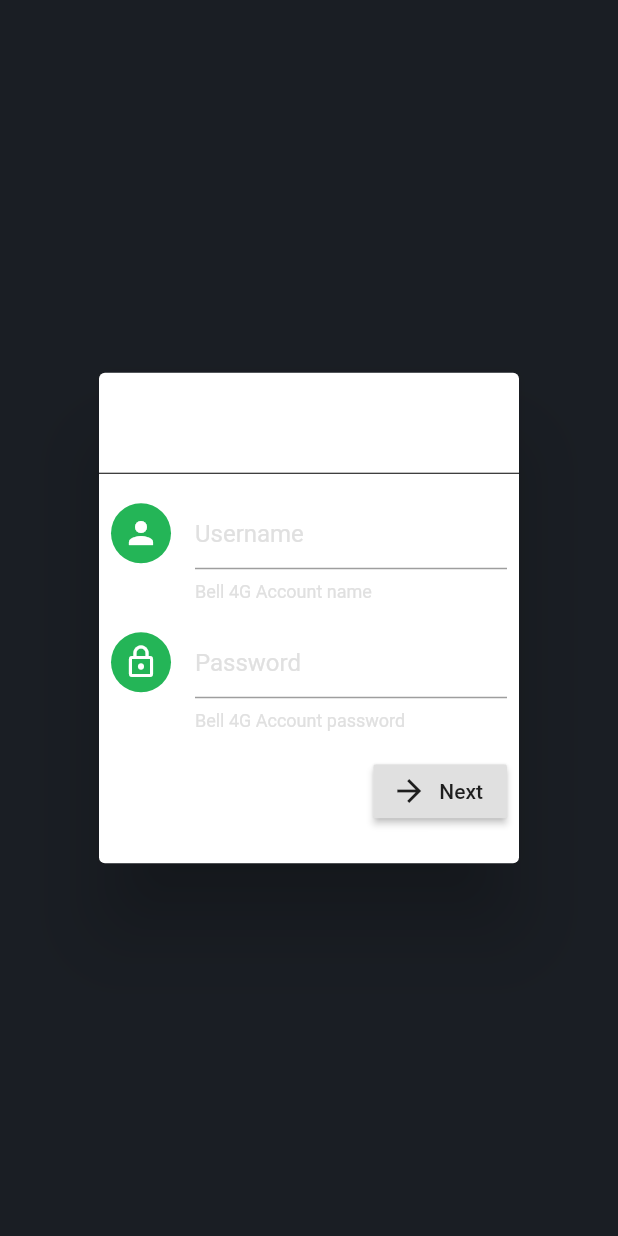
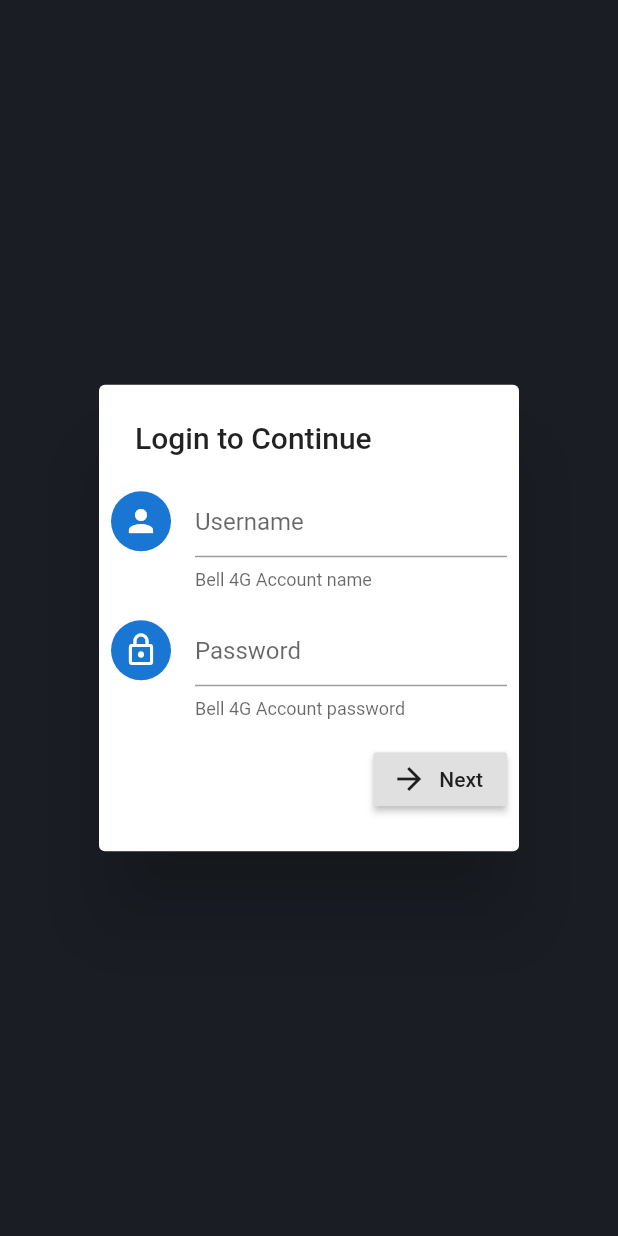
Before and after one commit to DinithHerath/bell4g-usage-app, a Flutter app: the screen it shows after launch, on a phone screen of 412 x 824 dp. Run offline on Flutter 3.47's test engine with Material 2 defaults, Android fonts, the phone set to English and light mode, and no system bars; our stand-ins replace flutter_secure_storage, font_awesome_flutter, rxdart; missing offline and left inert: flutter_circular_chart.

Commit message:
Implemented BLoC pattern in Login window

```diff
--- /dev/null
+++ b/lib/browser/browser.dart
@@ -0,0 +1,62 @@
+import 'dart:async';
+
+import 'package:http/http.dart' as http;
+import 'package:meta/meta.dart';
+
+class Browser {
+  final http.Client _httpClient = http.Client();
+  final Map<String, String> _headers;
+
+  Map<String, String> get cookies => this._headers;
+
+  static const String postUrl = "http://www.lankabell.com/lte/home1.jsp";
+  static const String usageUrl = "http://www.lankabell.com/lte/usage.jsp";
+  static const Duration _kRequestTimeoutDuration = Duration(seconds: 5);
+
+  Browser(this._headers);
+
+  factory Browser.createNew() => Browser(Map());
+  factory Browser.fromCookies(Map<String, String> cookies) => Browser(cookies);
+
+  /// Send a GET request to the server.
+  /// Default headers will be used.
+  /// Results will be returned.
+  Future<http.Response> pageGET({@required String url}) async {
+    return await this
+        ._httpClient
+        .get(url, headers: this._headers)
+        .timeout(_kRequestTimeoutDuration);
+  }
+
+  /// Send a POST Request to the server.
+  /// Default headers will be used.
+  /// Result will be returned.
+  Future<http.Response> pagePOST(
+      {@required String url,
+      @required Map body,
+      bool saveCookies = true}) async {
+    http.Response response = await this
+        ._httpClient
+        .post(url, body: body, headers: this._headers)
+        .timeout(_kRequestTimeoutDuration);
+
+    // Save the cookie
+    if (saveCookies) updateCookies(response);
+
+    return response;
+  }
+
+  /// Based on answer in :
+  /// https://stackoverflow.com/questions/50299253/flutter-http-maintain-php-session
+  ///
+  /// Updates cookies by response data.
+  /// **Important since server won't remember this client otherwise.**
+  void updateCookies(http.Response response) {
+    String rawCookie = response.headers['set-cookie'];
+    if (rawCookie != null) {
+      int index = rawCookie.indexOf(';');
+      this._headers['cookie'] =
+          (index == -1) ? rawCookie : rawCookie.substring(0, index);
+    }
+  }
+}
--- a/lib/login.dart
+++ /dev/null
@@ -1,148 +0,0 @@
-import 'package:flutter/material.dart';
-
-import 'package:bell4g_app/colors.dart';
-import 'package:bell4g_app/browser.dart';
-
-class LoginPage extends StatefulWidget {
-  final VirtualBrowser browser;
-
-  LoginPage(this.browser, this.theme);
-  final ColorTheme theme;
-
-  @override
-  LoginPageState createState() => LoginPageState();
-}
-
-class LoginPageState extends State<LoginPage> {
-  @override
-  Widget build(BuildContext context) {
-    return _buildDialog();
-  }
-
-  /// Dialog builder. The main interface.
-  Widget _buildDialog() {
-    return Theme(
-      data: widget.theme.asTheme,
-      child: SimpleDialog(
-        children: <Widget>[
-          // Divider between title and Content
-          Divider(color: widget.theme.black),
-          // Username Text Field
-          Padding(
-            padding: EdgeInsets.all(8.0),
-            child: _buildTextBox(
-                hintText: "Username",
-                helperText: "Bell 4G Account name",
-                icon: Icons.person,
-                onSubmit: _handleTextSubmitted,
-                changeApplyFunc: (s) {
-                  this.username = s;
-                }),
-          ),
-          // Password Text Field
-          Padding(
-            padding: EdgeInsets.all(8.0),
-            child: _buildTextBox(
-                hintText: "Password",
-                helperText: "Bell 4G Account password",
-                icon: Icons.lock_outline,
-                isPassword: true,
-                onSubmit: _handleTextSubmitted,
-                changeApplyFunc: (s) {
-                  this.password = s;
-                }),
-          ),
-          // Button
-          _buildButton(),
-        ],
-        // Title
-        title: Text("Login to Continue"),
-      ),
-    );
-  }
-
-  /// Builds the button, Will contain a Progess Indicator inline.
-  /// It will show when [loading] is [true]
-  Widget _buildButton() {
-    return Padding(
-      padding: EdgeInsets.all(8.0),
-      child: Row(
-        mainAxisAlignment: MainAxisAlignment.end,
-        children: <Widget>[
-          Padding(
-            padding: EdgeInsets.only(right: 16.0),
-            child: loading
-                ? CircularProgressIndicator(
-                    valueColor:
-                        AlwaysStoppedAnimation(widget.theme.secondaryColor),
-                  )
-                : Container(),
-          ),
-          RaisedButton.icon(
-            icon: Icon(Icons.arrow_forward),
-            label: Text("Next"),
-            onPressed: _handleTextSubmitted,
-          ),
-        ],
-      ),
-    );
-  }
-
-  /// Builds a text box.
-  /// **Unknown reason causing adding a controller to clear text box when unfocused.**
-  /// So will use [onChange] to record changes.
-  /// So need to pass a function that will change outer variable value.
-  Widget _buildTextBox({
-    IconData icon,
-    String helperText,
-    String hintText,
-    bool isPassword = false,
-    Function onSubmit,
-    Function changeApplyFunc,
-  }) {
-    return TextField(
-      decoration: InputDecoration(
-          icon: CircleAvatar(
-              child: Icon(
-            icon,
-            color: widget.theme.white,
-          )),
-          hintText: hintText,
-          helperText: helperText,
-          errorText: this.wrongInputs ? "Invalid Username/Password" : null),
-      obscureText: isPassword,
-      onSubmitted: (s) => onSubmit(),
-      onChanged: changeApplyFunc,
-    );
-  }
-
-  /// When text submitted or button pressed.
-  void _handleTextSubmitted() async {
-    // Nothing entered
-    if (this.username == "" || this.password == "") {
-      return;
-    }
-    // Default state
-    setState(() {
-      wrongInputs = false;
-      loading = true;
-    });
-    // Log in
-    bool loggedIn = await widget.browser.logIn(this.username, this.password);
-    if (loggedIn) {
-      // Logged in, Pass true to parent.
-      Navigator.pop(context, true);
-    } else {
-      // login failed, display error messages.
-      setState(() {
-        wrongInputs = true;
-        loading = false;
-      });
-    }
-  }
-
-  bool wrongInputs = false;
-  bool loading = false;
-  String username = "";
-  String password = "";
-}
--- /dev/null
+++ b/lib/login/login.dart
@@ -0,0 +1,145 @@
+import 'package:flutter/material.dart';
+
+import 'package:bell4g_app/login/login_bloc.dart';
+
+class LoginPage extends StatefulWidget {
+  final LoginBLoC loginBloc = LoginBLoC(Map());
+
+  @override
+  LoginPageState createState() => LoginPageState();
+}
+
+class LoginPageState extends State<LoginPage> {
+  /// Dialog builder. The main interface.
+  @override
+  Widget build(BuildContext context) {
+    return SimpleDialog(
+      children: <Widget>[
+        // Divider between title and Content
+        _buildUsernameText(),
+        _buildPasswordText(),
+        _buildButton(),
+      ],
+      // Title
+      title: Text("Login to Continue"),
+    );
+  }
+
+  @override
+  void dispose() {
+    super.dispose();
+    widget.loginBloc.dispose();
+  }
+
+  /// Username Text Field
+  Widget _buildUsernameText() {
+    return StreamBuilder<String>(
+      stream: widget.loginBloc.getInvalidString,
+      builder: (_, invalidTextSnapshot) {
+        return TextBoxWidget(
+          hintText: "Username",
+          helperText: "Bell 4G Account name",
+          icon: Icons.person,
+          isPassword: false,
+          invalidText: invalidTextSnapshot?.data,
+          onSubmit: () => widget.loginBloc.logIn.add(false),
+          changeApplyFunc: (s) => widget.loginBloc.updateUsername.add(s),
+        );
+      },
+    );
+  }
+
+  /// Password Text Field
+  Widget _buildPasswordText() {
+    return StreamBuilder<String>(
+      stream: widget.loginBloc.getInvalidString,
+      builder: (_, invalidTextSnapshot) {
+        return TextBoxWidget(
+          hintText: "Password",
+          helperText: "Bell 4G Account password",
+          icon: Icons.lock_outline,
+          isPassword: true,
+          invalidText: invalidTextSnapshot?.data,
+          onSubmit: () => widget.loginBloc.logIn.add(false),
+          changeApplyFunc: (s) => widget.loginBloc.updatePassword.add(s),
+        );
+      },
+    );
+  }
+
+  /// Builds the button, Will contain a Progess Indicator inline.
+  /// It will show when [loading] is [true]
+  Widget _buildButton() {
+    return StreamBuilder<bool>(
+      stream: widget.loginBloc.getWhetherLoading,
+      builder: (_, isLoadingSnapshot) {
+        return Padding(
+          padding: EdgeInsets.all(8.0),
+          child: Row(
+            mainAxisAlignment: MainAxisAlignment.end,
+            children: <Widget>[
+              Padding(
+                padding: EdgeInsets.only(right: 16.0),
+                child:
+                    (isLoadingSnapshot?.data != null && isLoadingSnapshot.data)
+                        ? CircularProgressIndicator()
+                        : Container(),
+              ),
+              RaisedButton.icon(
+                icon: Icon(Icons.arrow_forward),
+                label: Text("Next"),
+                onPressed: () => widget.loginBloc.logIn.add(false),
+              ),
+            ],
+          ),
+        );
+      },
+    );
+  }
+}
+
+class TextBoxWidget extends StatefulWidget {
+  TextBoxWidgetState createState() => TextBoxWidgetState();
+
+  TextBoxWidget({
+    @required this.icon,
+    @required this.onSubmit,
+    @required this.changeApplyFunc,
+    this.helperText,
+    this.hintText,
+    this.isPassword = false,
+    this.invalidText = "",
+  });
+
+  final IconData icon;
+  final Function onSubmit;
+  final Function changeApplyFunc;
+  final String helperText;
+  final String hintText;
+  final bool isPassword;
+  final String invalidText;
+}
+
+/// Builds a text box.
+/// **Unknown reason causing adding a controller to clear text box when unfocused.**
+/// So will use [onChange] to record changes.
+/// So need to pass a function that will change outer variable value.
+class TextBoxWidgetState extends State<TextBoxWidget> {
+  @override
+  Widget build(BuildContext context) {
+    return Padding(
+      padding: EdgeInsets.all(8.0),
+      child: TextField(
+        decoration: InputDecoration(
+          icon: CircleAvatar(child: Icon(widget.icon)),
+          hintText: widget.hintText,
+          helperText: widget.helperText,
+          errorText: widget.invalidText != "" ? widget.invalidText : null,
+        ),
+        obscureText: widget.isPassword,
+        onSubmitted: (s) => widget.onSubmit(),
+        onChanged: widget.changeApplyFunc,
+      ),
+    );
+  }
+}
--- /dev/null
+++ b/lib/login/login_bloc.dart
@@ -0,0 +1,140 @@
+import 'dart:async';
+
+import 'package:rxdart/rxdart.dart';
+
+import 'package:bell4g_app/browser/browser.dart' as browser;
+import 'package:bell4g_app/storage/data_persist.dart';
+
+/// Business Logic Component to Login page.
+/// This will,
+/// - capture texts in username, password text fields
+/// - issue values concerning entered text is invalid or loading
+/// - login using saved username/password of entered username.password
+class LoginBLoC {
+  /// Virtual browser variable used. Will load cookies as given through the constructor
+  browser.Browser _virtualBrowser;
+
+  /// Storage varibale to use. *Specific to flutter.*
+  DataPersist storage = DataPersist();
+
+  /// Variables to hold user information.
+  /// Can be changed through [updateUsername] and [updatePassword] sinks.
+  String _username = "", _password = "";
+
+  /// Stream which is used to notify login event.
+  /// Can give whether to use saved password or text box password.
+  final _loginController = StreamController<bool>();
+
+  /// [StreamController] to update value of [_username].
+  final _usernameTextChangeController = StreamController<String>();
+
+  /// [StreamController] to update value of [_password].
+  final _passwordTextChangeController = StreamController<String>();
+
+  /// Stream to show whether given inputs are invalid.
+  /// [validInput] is considered as the [null] value.
+  final _invalidStringUpdateStream =
+      BehaviorSubject<String>(seedValue: LoginBLoC.validInput);
+  static const validInput = "";
+
+  /// Stream to get whether a network call is running.
+  final _isLoadingValueUpdateStream = BehaviorSubject<bool>(seedValue: false);
+
+  /// Add to this sink to login using a [username] and a [password]
+  Sink<bool> get logIn => _loginController;
+
+  /// Add to this sink to change [_username]
+  Sink<String> get updateUsername => _usernameTextChangeController;
+
+  /// Add to this sink to change [_password]
+  Sink<String> get updatePassword => _passwordTextChangeController;
+
+  /// Use this stream to get whether input is invalid
+  Stream<String> get getInvalidString => _invalidStringUpdateStream;
+
+  /// Use this stream to get whether data is loading
+  Stream<bool> get getWhetherLoading => _isLoadingValueUpdateStream;
+
+  /// Constructor. Takes [browserCookies] value.
+  /// To create new session use [LoginBLoC(Map())] or something similar.
+  LoginBLoC(Map<String, String> browserCookies) {
+    _virtualBrowser = browser.Browser.fromCookies(browserCookies);
+    _loginController.stream.listen(_handleLoginRequested);
+    _usernameTextChangeController.stream.listen(_handleUsernameChanged);
+    _passwordTextChangeController.stream.listen(_handlePasswordChanged);
+  }
+
+  /// Dispose of all streams.
+  /// **Call this when disposing.**
+  void dispose() {
+    _loginController.close();
+    _usernameTextChangeController.close();
+    _passwordTextChangeController.close();
+    _invalidStringUpdateStream.close();
+    _isLoadingValueUpdateStream.close();
+  }
+
+  /// Function to update [_username]
+  void _handleUsernameChanged(String usernameText) =>
+      this._username = usernameText;
+
+  /// Function to update [_password]
+  void _handlePasswordChanged(String passwordText) =>
+      this._password = passwordText;
+
+  /// Handles when a new login info is added to the stream,
+  /// which means that this will take care when a new login is requested.
+  /// if [useSavedUser] is [true], this will get username and password
+  /// from storage and try to login
+  void _handleLoginRequested(bool useSavedUser) async {
+    String loginUsername, loginPassword;
+    bool isLoggedIn;
+
+    _invalidStringUpdateStream.add(LoginBLoC.validInput);
+
+    if (useSavedUser) {
+      // Load saved data
+      loginUsername = await storage.readData(DataPersist.usernameSaveKey) ?? "";
+      loginPassword = await storage.readData(DataPersist.passwordSaveKey) ?? "";
+    } else {
+      loginUsername = this._username;
+      loginPassword = this._password;
+    }
+
+    if (loginUsername == "" || loginPassword == "") {
+      _invalidStringUpdateStream.add("Empty/Invalid Field");
+      return;
+    }
+
+    _isLoadingValueUpdateStream.add(true);
+    try {
+      // Get request body using username and password
+      // Send POST request
+      await _virtualBrowser.pagePOST(
+        url: browser.Browser.postUrl,
+        body: {
+          "logName": loginUsername,
+          "password": loginPassword,
+          "logtype": "login",
+          "submit": "Sign+In"
+        },
+      );
+      // Send a GET request to confirm login
+      // If logged in response will have usage page data
+      isLoggedIn = await _virtualBrowser
+          .pageGET(url: browser.Browser.usageUrl)
+          .then((response) => response.body.contains("USAGE"));
+    } catch (e) {
+      _invalidStringUpdateStream.add("Please Check your network connection");
+      _isLoadingValueUpdateStream.add(false);
+      return;
+    }
+
+    if (isLoggedIn) {
+      storage.saveData(username: loginUsername, password: loginPassword);
+    } else {
+      _invalidStringUpdateStream.add("Wrong username/password");
+    }
+    _isLoadingValueUpdateStream.add(false);
+  }
+}
--- a/lib/startup.dart
+++ b/lib/startup.dart
@@ -2,7 +2,7 @@ import 'package:flutter/material.dart';
 
 import 'package:bell4g_app/browser.dart';
 import 'package:bell4g_app/info.dart';
-import 'package:bell4g_app/login.dart';
+import 'package:bell4g_app/login/login.dart';
 import 'package:bell4g_app/colors.dart';
 import 'package:bell4g_app/transition_maker.dart';
 
@@ -40,7 +40,7 @@ class StartUpPageState extends State<StartUpPage> {
       // If not logged in try to gain permission by showing login window
       success = await showDialog(
         context: context,
-        builder: (context) => LoginPage(widget.browser, widget.theme),
+        builder: (context) => LoginPage(),
       );
       // If nothing passed back (window closed by user) set success to false
       success ??= false;
--- a/pubspec.yaml
+++ b/pubspec.yaml
@@ -12,6 +12,8 @@ dependencies:
   html: ^0.13.3
   # Icon Pack
   font_awesome_flutter: ^7.1.0
+  # RXDart to take advantage of BehaviorSubject
+  rxdart: ^0.18.1
 
 dev_dependencies:
   flutter_test:
```
Also changed, not shown: lib/storage/data_persist.dart (added, +38 -0 lines), pubspec.lock.
